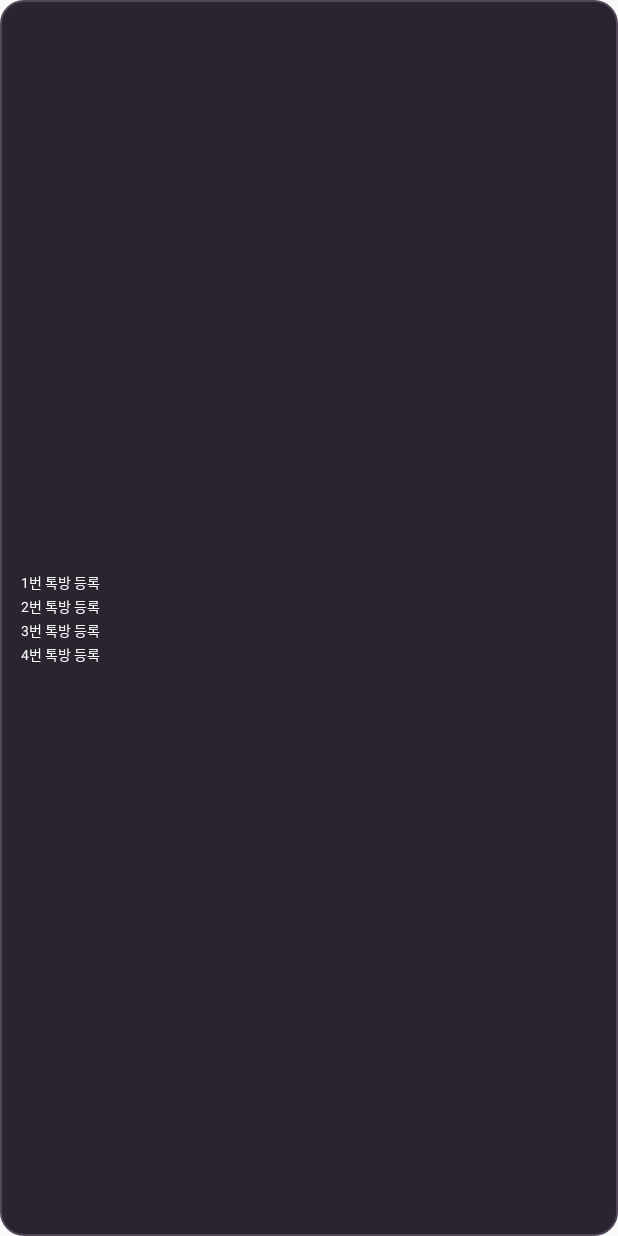
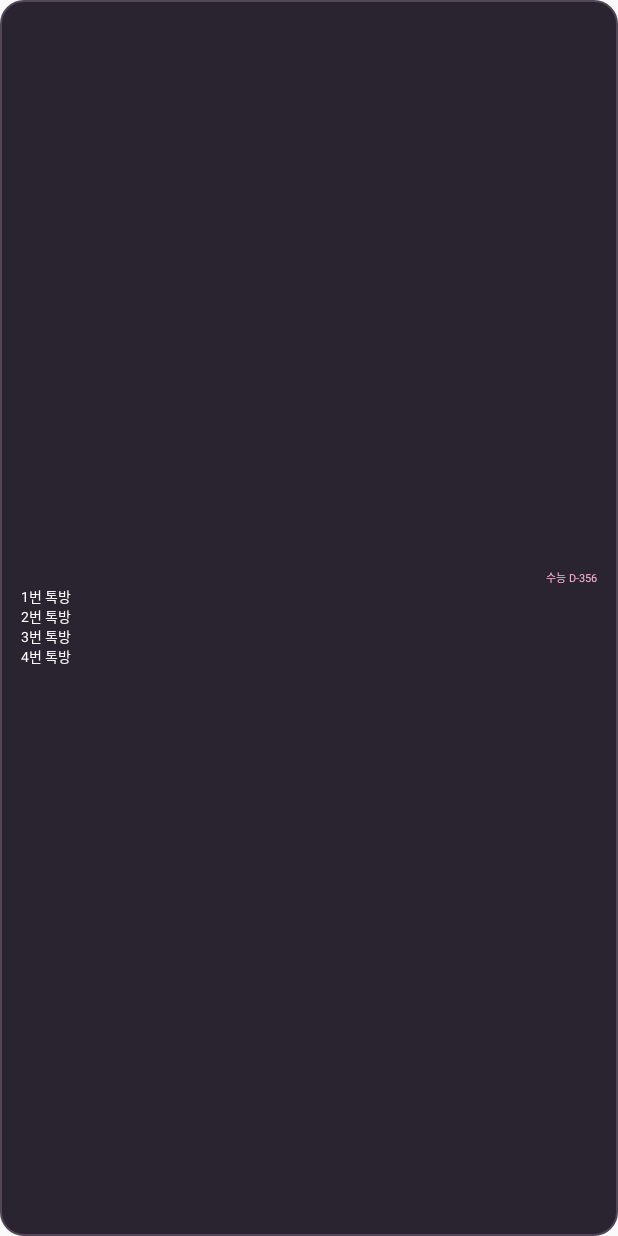
Before and after one commit to ddogy1212/kakaotalk, an Android app: the layout widget_small.xml on its own in the app's theme, with its tools: preview values and no code run, on a phone screen of 412 x 824 dp. Run offline under Robolectric (Android 15) with nearby library versions, the phone set to English and light mode, and no system bars.

Commit message:
Create configurable photo widgets and 2x1 CSAT day counter

```diff
--- a/app/src/main/res/layout/widget_small.xml
+++ b/app/src/main/res/layout/widget_small.xml
@@ -1,69 +1,33 @@
 <?xml version="1.0" encoding="utf-8"?>
 <LinearLayout xmlns:android="http://schemas.android.com/apk/res/android"
-    android:id="@+id/widget_root"
-    android:layout_width="match_parent"
-    android:layout_height="match_parent"
-    android:orientation="vertical"
-    android:gravity="center_vertical"
-    android:background="@drawable/widget_bg"
-    android:paddingStart="14dp"
-    android:paddingEnd="14dp"
-    android:paddingTop="2dp"
-    android:paddingBottom="2dp">
-
-    <TextView
-        android:id="@+id/room_row_1"
-        android:layout_width="match_parent"
-        android:layout_height="wrap_content"
-        android:paddingTop="1dp"
-        android:paddingBottom="1dp"
-        android:gravity="center_vertical"
-        android:singleLine="true"
-        android:ellipsize="end"
-        android:includeFontPadding="false"
-        android:textSize="9sp"
-        android:textColor="#FFFFFF"
-        android:text="1번 톡방 등록"/>
-
-    <TextView
-        android:id="@+id/room_row_2"
-        android:layout_width="match_parent"
-        android:layout_height="wrap_content"
-        android:paddingTop="1dp"
-        android:paddingBottom="1dp"
-        android:gravity="center_vertical"
-        android:singleLine="true"
-        android:ellipsize="end"
-        android:includeFontPadding="false"
-        android:textSize="9sp"
-        android:textColor="#FFFFFF"
-        android:text="2번 톡방 등록"/>
-
-    <TextView
-        android:id="@+id/room_row_3"
-        android:layout_width="match_parent"
-        android:layout_height="wrap_content"
-        android:paddingTop="1dp"
-        android:paddingBottom="1dp"
-        android:gravity="center_vertical"
-        android:singleLine="true"
-        android:ellipsize="end"
-        android:includeFontPadding="false"
-        android:textSize="9sp"
-        android:textColor="#FFFFFF"
-        android:text="3번 톡방 등록"/>
-
-    <TextView
-        android:id="@+id/room_row_4"
-        android:layout_width="match_parent"
-        android:layout_height="wrap_content"
-        android:paddingTop="1dp"
-        android:paddingBottom="1dp"
-        android:gravity="center_vertical"
-        android:singleLine="true"
-        android:ellipsize="end"
-        android:includeFontPadding="false"
-        android:textSize="9sp"
-        android:textColor="#FFFFFF"
-        android:text="4번 톡방 등록"/>
+    android:id="@+id/widget_root" android:layout_width="match_parent"
+    android:layout_height="match_parent" android:orientation="vertical"
+    android:gravity="center_vertical" android:background="@drawable/widget_bg"
+    android:paddingStart="14dp" android:paddingEnd="14dp"
+    android:paddingTop="1dp" android:paddingBottom="2dp">
+    <TextView android:id="@+id/exam_d_day"
+        android:layout_width="match_parent" android:layout_height="wrap_content"
+        android:gravity="end|center_vertical" android:singleLine="true"
+        android:includeFontPadding="false" android:textSize="7sp"
+        android:textColor="#FFB6DC" android:text="수능 D-356"/>
+    <TextView android:id="@+id/room_row_1" android:layout_width="match_parent"
+        android:layout_height="wrap_content" android:gravity="center_vertical"
+        android:singleLine="true" android:ellipsize="end"
+        android:includeFontPadding="false" android:textSize="9sp"
+        android:textColor="#FFFFFF" android:text="1번 톡방"/>
+    <TextView android:id="@+id/room_row_2" android:layout_width="match_parent"
+        android:layout_height="wrap_content" android:gravity="center_vertical"
+        android:singleLine="true" android:ellipsize="end"
+        android:includeFontPadding="false" android:textSize="9sp"
+        android:textColor="#FFFFFF" android:text="2번 톡방"/>
+    <TextView android:id="@+id/room_row_3" android:layout_width="match_parent"
+        android:layout_height="wrap_content" android:gravity="center_vertical"
+        android:singleLine="true" android:ellipsize="end"
+        android:includeFontPadding="false" android:textSize="9sp"
+        android:textColor="#FFFFFF" android:text="3번 톡방"/>
+    <TextView android:id="@+id/room_row_4" android:layout_width="match_parent"
+        android:layout_height="wrap_content" android:gravity="center_vertical"
+        android:singleLine="true" android:ellipsize="end"
+        android:includeFontPadding="false" android:textSize="9sp"
+        android:textColor="#FFFFFF" android:text="4번 톡방"/>
 </LinearLayout>
```
